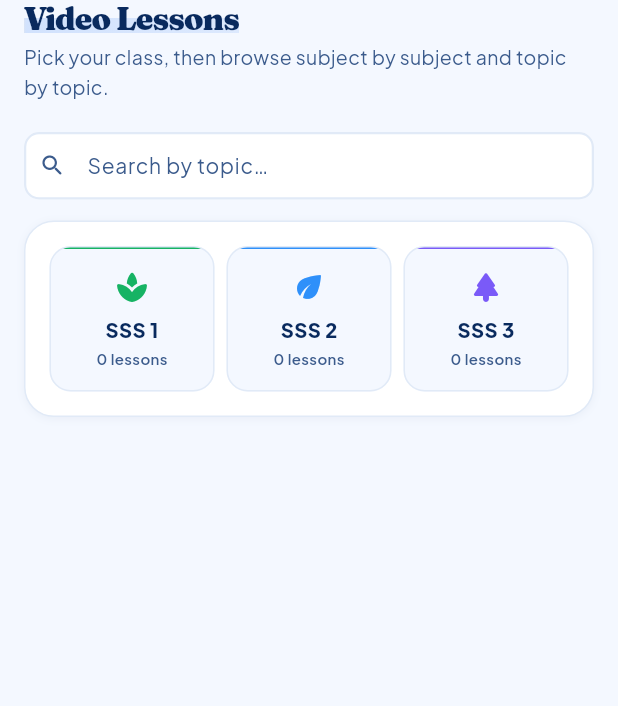
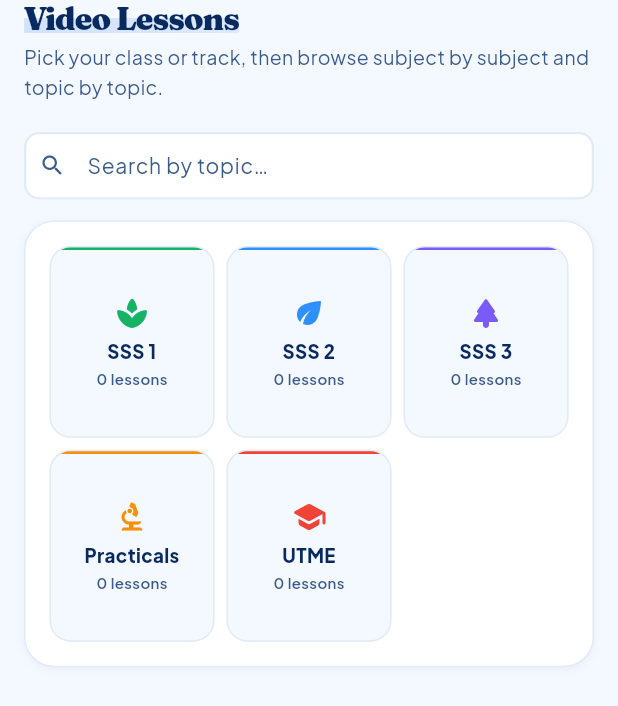
Before and after one commit to tomisin68/nltc_mobile, a Flutter app: the LessonsScreen widget shown alone on an empty page, opened directly, after a tap on "SSS 1", after a tap on "Classes", on a phone screen of 412 x 824 dp. Shown: the top 706 px of the screen. Run offline on Flutter 3.47's test engine with Material 3 defaults, Android fonts, the phone set to English and light mode, and no system bars; our stand-ins replace audioplayers, cached_network_image, cloud_firestore, file_picker, firebase_auth, firebase_core and 12 more; missing offline and left inert: agora_rtc_engine, record; accounts and stored records are empty; network calls fail.

Commit message:
Shelve lessons under Practicals and UTME, and hide empty shelves
The library's front page offered SSS 1-3. Two kinds of lesson never fit
that: the lab work every science student does, and the UTME cram that
belongs to no single year. Both are now shelves of their own, so a
lesson can be filed on any mix of the five.

They are opt-in. An upload with no classLevels still falls back to the
SSS classes - that default exists because the field arrived after the
first videos, and those videos were class lessons. Letting it sprawl
onto the two new shelves would have stocked them, on day one, with
every lesson that was never meant for them.

Below the shelf, the walk now only offers what we have actually filmed.
The subject grid drops the "Coming soon" tiles, and the topic list is
built from the lessons' own tags rather than the question bank's - we
are not filming the whole syllabus, and a list that is mostly empty is
a list nobody reads. That also retires the "show all N syllabus topics"
toggle and a full read of every question in the subject.

Five tiles no longer fit a handset row, so the class grid wraps: the
three classes on the first line, the two tracks under them. Checked for
overflow from 320dp up.

Co-Authored-By: Claude Opus 5 <noreply@anthropic.com>

```diff
--- a/lib/domain/models/lesson_video.dart
+++ b/lib/domain/models/lesson_video.dart
@@ -2,19 +2,50 @@ import 'package:flutter/material.dart';
 
 import 'app_user.dart' show tsToMs;
 
-/// A senior class shelf — the first step of the lesson walk.
+/// A shelf on the front page of the library — the first step of the walk.
+///
+/// SSS 1–3 are the classes a senior student sits in. Practicals and UTME cut
+/// across all three: the lab work every science student does, and the exam they
+/// all end up writing. A lesson can be filed under any mix of the five.
 enum ClassLevel {
   sss1('sss1', 'SSS 1', Icons.spa_rounded, Color(0xFF16B364)),
   sss2('sss2', 'SSS 2', Icons.eco_rounded, Color(0xFF2E90FA)),
-  sss3('sss3', 'SSS 3', Icons.park_rounded, Color(0xFF7A5AF8));
+  sss3('sss3', 'SSS 3', Icons.park_rounded, Color(0xFF7A5AF8)),
+  practicals(
+    'practicals',
+    'Practicals',
+    Icons.biotech_rounded,
+    Color(0xFFF79009),
+    holdsUntagged: false,
+  ),
+  utme(
+    'utme',
+    'UTME',
+    Icons.school_rounded,
+    Color(0xFFF04438),
+    holdsUntagged: false,
+  );
 
-  const ClassLevel(this.wireName, this.label, this.icon, this.color);
+  const ClassLevel(
+    this.wireName,
+    this.label,
+    this.icon,
+    this.color, {
+    this.holdsUntagged = true,
+  });
 
   /// The value stored in `videos/{id}.classLevels[]`.
   final String wireName;
   final String label;
   final IconData icon;
   final Color color;
+
+  /// Does a lesson with no `classLevels` land on this shelf?
+  ///
+  /// The SSS shelves predate the field, so a legacy upload stays on them rather
+  /// than disappearing. Practicals and UTME came after: nothing was ever meant
+  /// for them by accident, so they hold only what an admin filed there.
+  final bool holdsUntagged;
 
   static ClassLevel? byWireName(String name) {
     final needle = name.toLowerCase().trim();
@@ -55,9 +86,9 @@ class LessonVideo {
   /// A question-bank topic tag. Null on lessons an admin never filed.
   final String? topic;
 
-  /// Which SSS shelves this lesson sits on. Empty means every one — the field
-  /// arrived after the first uploads, and a legacy lesson should stay visible
-  /// rather than vanish. Same forgiving default as the web's `videoClassKeys`.
+  /// Which shelves this lesson sits on. Empty means the SSS ones — same
+  /// forgiving default as the web's `videoClassKeys`, and see
+  /// [ClassLevel.holdsUntagged] for why the two newer shelves opt out.
   final Set<ClassLevel> classLevels;
 
   /// The YouTube expert behind the lesson, credited on the card and the player.
@@ -83,9 +114,12 @@ class LessonVideo {
     return tag == null || tag.isEmpty ? kUntaggedTopic : tag;
   }
 
-  /// Is this lesson on [level]'s shelf? An unfiled lesson is on all of them.
-  bool matchesClass(ClassLevel? level) =>
-      level == null || classLevels.isEmpty || classLevels.contains(level);
+  /// Is this lesson on [level]'s shelf? Null is the whole library.
+  bool matchesClass(ClassLevel? level) {
+    if (level == null) return true;
+    if (classLevels.isEmpty) return level.holdsUntagged;
+    return classLevels.contains(level);
+  }
 
   /// Free-text match across everything a student might type — topic first,
   /// since searching by topic is what the box is for.
--- a/lib/main.dart
+++ b/lib/main.dart
@@ -155,9 +155,7 @@ class NltcApp extends StatelessWidget {
         Provider<BroadcastRepository>(
           create: (context) => BroadcastRepository(api: context.read()),
         ),
-        Provider<VideoRepository>(
-          create: (context) => VideoRepository(cache: context.read()),
-        ),
+        Provider<VideoRepository>(create: (_) => VideoRepository()),
         Provider<MockExamRepository>(create: (_) => MockExamRepository()),
         Provider<SupportRepository>(create: (_) => SupportRepository()),
         Provider<ExamResultRepository>(
--- a/lib/ui/lessons/lessons_screen.dart
+++ b/lib/ui/lessons/lessons_screen.dart
@@ -23,10 +23,14 @@ import 'video_player_sheet.dart';
 /// The lesson library — class → subject → topic → lessons.
 ///
 /// Port of `src/pages/dashboard/VideoLessonsView.jsx`. A senior student walks
-/// down their own shelf: SSS 1–3, then a subject, then a topic taken straight
-/// from the question bank, landing on the lessons filed under it — several per
-/// topic, each from a different YouTube expert. The search box shortcuts the
-/// walk and matches topics anywhere in the library.
+/// down their own shelf: SSS 1–3, Practicals or UTME, then a subject, then a
+/// topic, landing on the lessons filed under it — several per topic, each from a
+/// different YouTube expert. The search box shortcuts the walk and matches
+/// topics anywhere in the library.
+///
+/// Every list on the way down is built from the lessons that exist, so a student
+/// never taps into an empty room: only subjects we have filmed appear, and only
+/// their stocked topics.
 ///
 /// Junior (BECE/JSS) students keep the flat grid: the class shelves are a senior
 /// syllabus idea, and there are no JSS-tagged lessons to hang off them. Padlocks
@@ -49,12 +53,9 @@ class _LessonsScreenState extends State<LessonsScreen> {
   /// published while a student sits on a topic should appear under them.
   String? _topicName;
 
+  /// The senior pick-list, which orders the subject grid. Empty until the first
+  /// read lands — the grid shows a skeleton until then.
   List<Subject> _subjects = const [];
-  List<String> _bankTopics = const [];
-  bool _loadingTopics = false;
-
-  /// Reveal syllabus topics with no lessons yet, alongside the stocked ones.
-  bool _showAllTopics = false;
 
   /// Lessons already credited this session. The backend is idempotent per video,
   /// but this saves a needless round trip when a student reopens one.
@@ -77,25 +78,10 @@ class _LessonsScreenState extends State<LessonsScreen> {
     setState(() => _subjects = subjects);
   }
 
-  Future<void> _openSubject(Subject subject) async {
-    setState(() {
+  void _openSubject(Subject subject) => setState(() {
         _subject = subject;
         _topicName = null;
-      _bankTopics = const [];
-      _showAllTopics = false;
-      _loadingTopics = true;
       });
-
-    // The topic list is the question bank's, not the videos' — a student
-    // browsing Mathematics sees the syllabus, with lessons hanging off the
-    // topics that have them.
-    final topics = await context.read<VideoRepository>().bankTopics(subject.name);
-    if (!mounted) return;
-    setState(() {
-      _bankTopics = topics;
-      _loadingTopics = false;
-    });
-  }
 
   Future<void> _play(LessonVideo video) async {
     final session = context.read<SessionController>();
@@ -185,15 +171,15 @@ class _LessonsScreenState extends State<LessonsScreen> {
       final forSubject = all
           .where((v) => v.matchesClass(_class) && v.subject == _subject!.name)
           .toList();
-      final shelves = VideoRepository.buildShelves(_bankTopics, forSubject);
+      final shelves = VideoRepository.buildShelves(forSubject);
 
       final wanted = _topicName;
       if (wanted != null) {
         return _lessonList(_shelfFor(shelves, wanted), access: access);
       }
-      return _topicList(shelves);
+      return _topicList(shelves, loading: loading);
     }
-    if (_class != null) return _subjectGrid(all);
+    if (_class != null) return _subjectGrid(all, loading: loading);
     return _classGrid(all, loading: loading);
   }
 
@@ -224,18 +210,22 @@ class _LessonsScreenState extends State<LessonsScreen> {
   Widget _classGrid(List<LessonVideo> all, {required bool loading}) => _page([
         const PageHeader(
           title: 'Video Lessons',
-          subtitle: 'Pick your class, then browse subject by subject and topic '
-              'by topic.',
+          subtitle: 'Pick your class or track, then browse subject by subject '
+              'and topic by topic.',
         ),
         _searchBar(),
         AppCard(
-          child: Row(
-            children: [
-              for (final level in ClassLevel.values) ...[
-                if (level != ClassLevel.values.first)
-                  const SizedBox(width: Tokens.s2),
-                Expanded(
-                  child: _ClassTile(
+          // Five shelves no longer fit a row on a handset, so they wrap: the
+          // three classes on the first line, the two tracks under them.
+          child: GridView.builder(
+            shrinkWrap: true,
+            physics: const NeverScrollableScrollPhysics(),
+            padding: EdgeInsets.zero,
+            gridDelegate: _classGridDelegate,
+            itemCount: ClassLevel.values.length,
+            itemBuilder: (context, i) {
+              final level = ClassLevel.values[i];
+              return _ClassTile(
                 level: level,
                 caption: loading
                     ? 'Loading…'
@@ -243,16 +233,14 @@ class _LessonsScreenState extends State<LessonsScreen> {
                         all.where((v) => v.matchesClass(level)).length,
                       ),
                 onTap: () => setState(() => _class = level),
-                  ),
-                ),
-              ],
-            ],
+              );
+            },
           ),
         ),
       ]);
 
   // ─── Level 2: subjects within a class ────────────────────────────────────
-  Widget _subjectGrid(List<LessonVideo> all) {
+  Widget _subjectGrid(List<LessonVideo> all, {required bool loading}) {
     final level = _class!;
     final counts = <String, int>{};
     for (final v in all) {
@@ -260,6 +248,17 @@ class _LessonsScreenState extends State<LessonsScreen> {
         counts[v.subject!] = (counts[v.subject!] ?? 0) + 1;
       }
     }
+
+    // Only the subjects we have actually filmed for this shelf. The pick-list
+    // sets the order; a lesson filed under a subject that has since left it
+    // still gets a tile at the end, rather than becoming unreachable.
+    final listed = {for (final s in _subjects) s.name};
+    final stocked = [
+      ..._subjects.where((s) => counts.containsKey(s.name)),
+      ...Subjects.decorate(
+        counts.keys.where((name) => !listed.contains(name)).toList()..sort(),
+      ),
+    ];
 
     return _page([
       _BackLink(label: 'Classes', onTap: () => setState(() => _class = null)),
@@ -270,14 +269,18 @@ class _LessonsScreenState extends State<LessonsScreen> {
       ),
       _searchBar(),
       AppCard(
-        child: _subjects.isEmpty
+        child: loading || _subjects.isEmpty
             ? const SkeletonListItem(lines: 2)
+            : stocked.isEmpty
+                ? EmptyState(
+                    icon: Icons.movie_outlined,
+                    title: 'No lessons yet',
+                    message: 'Nothing has been filmed for ${level.label} so far '
+                        '— try another class, or check back soon.',
+                  )
                 : SubjectGrid(
-                subjects: _subjects,
-                captionOf: (s) {
-                  final count = counts[s.name] ?? 0;
-                  return count == 0 ? 'Coming soon' : _lessonCount(count);
-                },
+                    subjects: stocked,
+                    captionOf: (s) => _lessonCount(counts[s.name]!),
                     onTap: _openSubject,
                   ),
       ),
@@ -285,15 +288,10 @@ class _LessonsScreenState extends State<LessonsScreen> {
   }
 
   // ─── Level 3: topics within a subject ────────────────────────────────────
-  Widget _topicList(List<TopicShelf> shelves) {
+  Widget _topicList(List<TopicShelf> shelves, {required bool loading}) {
     final scheme = Theme.of(context).colorScheme;
     final subject = _subject!;
     final level = _class!;
-
-    final stocked = shelves.where((s) => s.hasVideos).toList();
-    // Default to the shelves that actually have something on them; the syllabus
-    // in full is one tap away, so a student never hits a wall of empty topics.
-    final visible = _showAllTopics || stocked.isEmpty ? shelves : stocked;
 
     return _page([
       _BackLink(
@@ -309,7 +307,7 @@ class _LessonsScreenState extends State<LessonsScreen> {
         leading: Icon(subject.icon, size: 20, color: subject.color),
       ),
       _searchBar(),
-      if (_loadingTopics)
+      if (loading)
         AppCard(
           child: Column(
             children: [
@@ -319,52 +317,32 @@ class _LessonsScreenState extends State<LessonsScreen> {
           ),
         )
       else if (shelves.isEmpty)
+        // Only reachable if the last lesson under a subject is pulled while the
+        // student is standing on it — the grid behind them never offers one.
         const AppCard(
           child: EmptyState(
-            icon: Icons.list_alt_rounded,
-            title: 'No topics yet',
-            message: 'Ask your admin to add questions with a Topic tag for this '
-                'subject first.',
+            icon: Icons.movie_outlined,
+            title: 'No lessons yet',
+            message: 'Nothing has been filmed for this subject yet — check back '
+                'soon.',
           ),
         )
-      else ...[
+      else
         AppCard(
           padding: EdgeInsets.zero,
           child: Column(
             children: [
-              for (var i = 0; i < visible.length; i++) ...[
+              for (var i = 0; i < shelves.length; i++) ...[
                 if (i > 0) Divider(height: 1, color: scheme.outlineVariant),
                 _TopicRow(
-                  shelf: visible[i],
+                  shelf: shelves[i],
                   accent: subject.color,
-                  onTap: () => setState(() => _topicName = visible[i].topic),
+                  onTap: () => setState(() => _topicName = shelves[i].topic),
                 ),
               ],
             ],
           ),
         ),
-        if (stocked.isNotEmpty && stocked.length < shelves.length)
-          Padding(
-            padding: const EdgeInsets.only(top: Tokens.s3),
-            child: Align(
-              alignment: Alignment.centerLeft,
-              child: OutlinedButton.icon(
-                onPressed: () => setState(() => _showAllTopics = !_showAllTopics),
-                icon: Icon(
-                  _showAllTopics
-                      ? Icons.visibility_off_rounded
-                      : Icons.list_rounded,
-                  size: 15,
-                ),
-                label: Text(
-                  _showAllTopics
-                      ? 'Show only topics with lessons'
-                      : 'Show all ${shelves.length} syllabus topics',
-                ),
-              ),
-            ),
-          ),
-      ],
     ]);
   }
 
@@ -452,6 +430,15 @@ class _LessonsScreenState extends State<LessonsScreen> {
 
   static String _lessonCount(int n) => '$n lesson${n == 1 ? '' : 's'}';
 
+  /// The class tiles size like the subject tiles a level down, only taller: a
+  /// two-line label such as "Practicals" has to clear the lesson count under it.
+  static const _classGridDelegate = SliverGridDelegateWithMaxCrossAxisExtent(
+    maxCrossAxisExtent: 132,
+    mainAxisSpacing: Tokens.s2,
+    crossAxisSpacing: Tokens.s2,
+    childAspectRatio: 0.86,
+  );
+
   /// The web's grid is `minmax(240px, 1fr)`. On a phone that is one column, which
   /// wastes the screen — 178px gives two, with the 16:9 thumbnail still legible.
   static const _gridDelegate = SliverGridDelegateWithMaxCrossAxisExtent(
@@ -462,7 +449,7 @@ class _LessonsScreenState extends State<LessonsScreen> {
   );
 }
 
-/// `.video-class-card` — one SSS shelf.
+/// `.video-class-card` — one shelf: a class, or the Practicals/UTME track.
 class _ClassTile extends StatelessWidget {
   const _ClassTile({
     required this.level,
@@ -498,17 +485,22 @@ class _ClassTile extends StatelessWidget {
           ),
           padding: const EdgeInsets.symmetric(
             horizontal: Tokens.s2,
-            vertical: 14,
+            vertical: Tokens.s3,
           ),
           child: Column(
+            mainAxisAlignment: MainAxisAlignment.center,
             children: [
               Icon(level.icon, size: 24, color: level.color),
               const SizedBox(height: 6),
               Text(
                 level.label,
+                textAlign: TextAlign.center,
+                maxLines: 2,
+                overflow: TextOverflow.ellipsis,
                 style: TextStyle(
-                  fontSize: 13.5,
+                  fontSize: 12.5,
                   fontWeight: FontWeight.w800,
+                  height: 1.25,
                   color: scheme.onSurface,
                 ),
               ),
@@ -560,7 +552,7 @@ class _BackLink extends StatelessWidget {
       );
 }
 
-/// `.sched-row` — one topic, with its subject-coloured spine and lesson count.
+/// `.sched-row` — one stocked topic, with its subject-coloured spine and count.
 class _TopicRow extends StatelessWidget {
   const _TopicRow({
     required this.shelf,
@@ -579,10 +571,6 @@ class _TopicRow extends StatelessWidget {
 
     return InkWell(
       onTap: onTap,
-      child: Opacity(
-        // A topic with no lessons yet is dimmed but still tappable — it leads to
-        // the "coming soon" shelf rather than a dead row.
-        opacity: shelf.hasVideos ? 1 : 0.6,
       child: Container(
         constraints: const BoxConstraints(minHeight: Tokens.minTouchTarget),
         padding: const EdgeInsets.symmetric(
@@ -610,11 +598,7 @@ class _TopicRow extends StatelessWidget {
                 ),
               ),
             ),
-              AppBadge(
-                label: shelf.hasVideos
-                    ? '$count video${count == 1 ? '' : 's'}'
-                    : 'Coming soon',
-              ),
+            AppBadge(label: '$count video${count == 1 ? '' : 's'}'),
             const SizedBox(width: Tokens.s2),
             Icon(
               Icons.chevron_right_rounded,
@@ -622,7 +606,6 @@ class _TopicRow extends StatelessWidget {
               color: scheme.onSurfaceVariant,
             ),
           ],
-          ),
         ),
       ),
     );
```
Also changed, not shown: lib/data/repositories/video_repository.dart (+22 -67 lines), 1 other file. Lines whose indentation alone changed are shown as unchanged.
